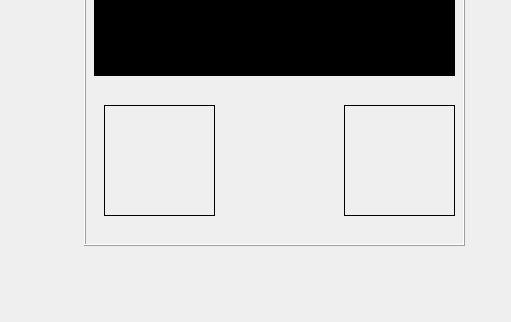
Qt form minibus-route-native-application/ui/fingerprintcaptureform.ui (nkszLedger/minibus-route-native-application) before a commit; both pictures show x 496 to 1007 and y 395 to 717 of the 1007 by 717 pixel window.
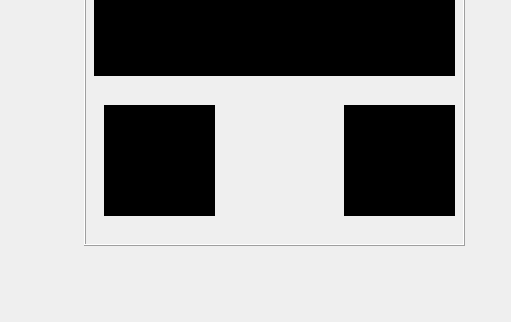
The same form after that commit. Icons and pictures are not drawn.

```diff
--- a/minibus-route-native-application/ui/fingerprintcaptureform.ui
+++ b/minibus-route-native-application/ui/fingerprintcaptureform.ui
@@ -94,6 +94,9 @@
       <height>111</height>
      </rect>
     </property>
+    <property name="styleSheet">
+     <string notr="true">background-color: rgb(0, 0, 0);</string>
+    </property>
     <property name="frameShape">
      <enum>QFrame::Box</enum>
     </property>
@@ -110,6 +113,9 @@
       <height>111</height>
      </rect>
     </property>
+    <property name="styleSheet">
+     <string notr="true">background-color: rgb(0, 0, 0);</string>
+    </property>
     <property name="frameShape">
      <enum>QFrame::Box</enum>
     </property>
```
